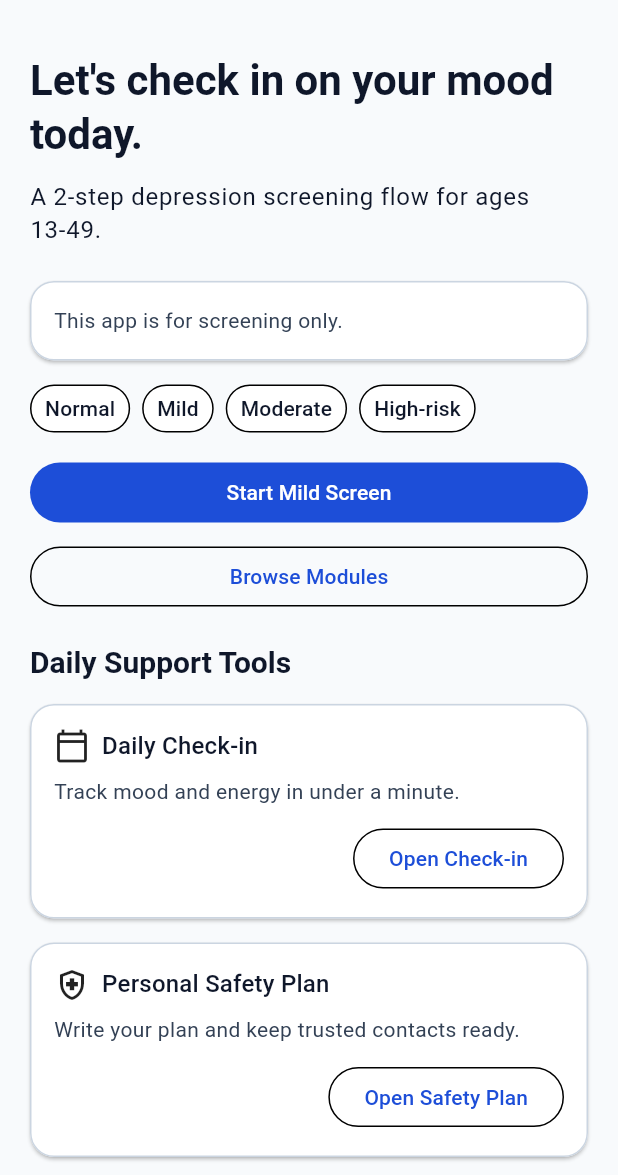
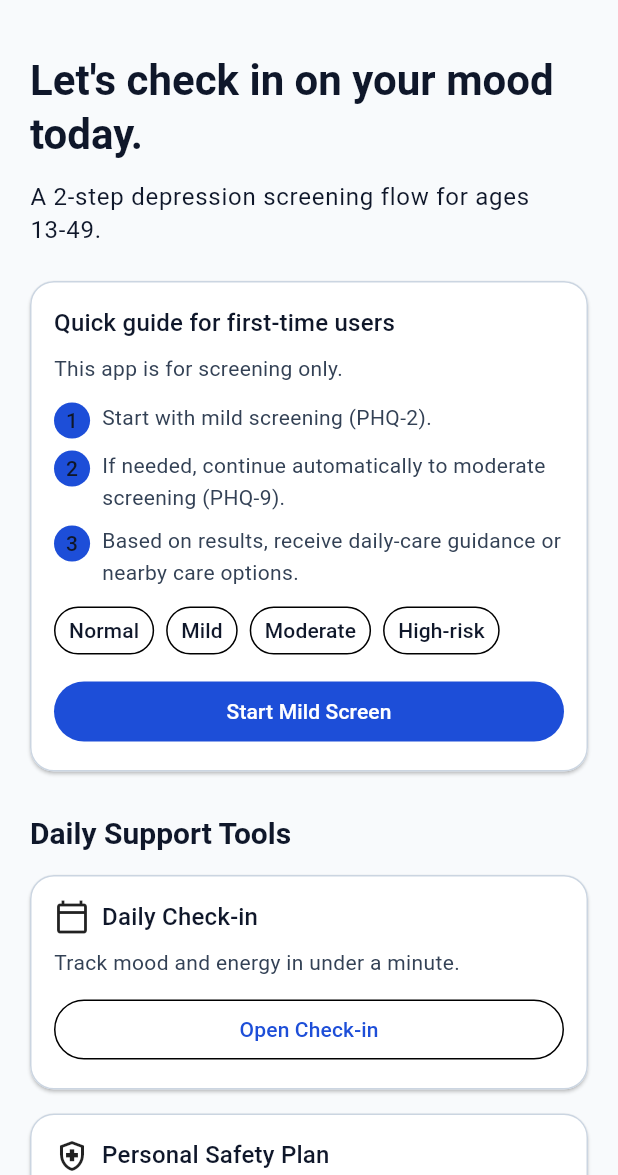
Before and after one commit to Forevernewvie/depressionCheck, a Flutter app: the screen it shows after launch, after a tap on "Next", after a tap on "Skip", on a phone screen of 412 x 824 dp, the part 61-1236 px from its top. Run offline on Flutter 3.47's test engine with Material 3 defaults, Android fonts, the phone set to English and light mode, and no system bars; our stand-ins replace flutter_map, flutter_riverpod, geolocator, go_router, google_mobile_ads, isar and 1 more; accounts and stored records are empty; generated files the repository leaves out were written again; network calls fail.

Commit message:
feat(monetization): integrate AdMob with safety-aware placements

```diff
--- /dev/null
+++ b/lib/core/config/ad_config.dart
@@ -0,0 +1,41 @@
+/// Purpose: Define AdMob placement identifiers used across presentation and
+/// infrastructure layers.
+enum AdPlacement { homeBottomBanner, modulesBottomBanner }
+
+/// Purpose: Hold typed ad-related configuration values and placement policy.
+class AdConfig {
+  AdConfig._();
+
+  /// Purpose: Enable or disable ad rendering globally through build-time env.
+  static const bool adsEnabled = bool.fromEnvironment(
+    'ADS_ENABLED',
+    defaultValue: true,
+  );
+
+  /// Purpose: Control whether home bottom placement is active.
+  static const bool homeBannerEnabled = bool.fromEnvironment(
+    'ADS_HOME_BANNER_ENABLED',
+    defaultValue: true,
+  );
+
+  /// Purpose: Control whether modules bottom placement is active.
+  static const bool modulesBannerEnabled = bool.fromEnvironment(
+    'ADS_MODULES_BANNER_ENABLED',
+    defaultValue: true,
+  );
+
+  /// Purpose: Google-provided test banner ad unit ID for safe debug usage.
+  static const String debugTestBannerAdUnitId =
+      'ca-app-pub-3940256099942544/6300978111';
+
+  /// Purpose: Resolve whether a placement is policy-approved for rendering.
+  static bool isPlacementEnabled(AdPlacement placement) {
+    if (!adsEnabled) {
+      return false;
+    }
+    return switch (placement) {
+      AdPlacement.homeBottomBanner => homeBannerEnabled,
+      AdPlacement.modulesBottomBanner => modulesBannerEnabled,
+    };
+  }
+}
--- a/lib/features/home/presentation/home_screen.dart
+++ b/lib/features/home/presentation/home_screen.dart
@@ -1,14 +1,19 @@
 import 'package:flutter/material.dart';
+import 'package:flutter_riverpod/flutter_riverpod.dart';
 import 'package:go_router/go_router.dart';
+import 'package:vibemental_app/core/ads/ad_providers.dart';
+import 'package:vibemental_app/core/config/ad_config.dart';
 import 'package:vibemental_app/core/config/app_routes.dart';
 import 'package:vibemental_app/l10n/app_localizations.dart';
 
-class HomeScreen extends StatelessWidget {
+class HomeScreen extends ConsumerWidget {
   const HomeScreen({super.key});
 
   @override
-  Widget build(BuildContext context) {
+  /// Purpose: Render first-entry home with primary screening and support tools.
+  Widget build(BuildContext context, WidgetRef ref) {
     final l10n = AppLocalizations.of(context)!;
+    final adService = ref.watch(adServiceProvider);
 
     return Scaffold(
       appBar: AppBar(
@@ -36,36 +41,7 @@ class HomeScreen extends StatelessWidget {
           const SizedBox(height: 12),
           Text(l10n.homeSubtitle, style: Theme.of(context).textTheme.bodyLarge),
           const SizedBox(height: 16),
-          Card(
-            child: Padding(
-              padding: const EdgeInsets.all(16),
-              child: Text(
-                l10n.notDiagnosis,
-                style: Theme.of(context).textTheme.bodyMedium,
-              ),
-            ),
-          ),
-          const SizedBox(height: 8),
-          Wrap(
-            spacing: 8,
-            runSpacing: 8,
-            children: [
-              _levelChip(context, l10n.levelNormal),
-              _levelChip(context, l10n.levelMild),
-              _levelChip(context, l10n.levelModerate),
-              _levelChip(context, l10n.levelHighRisk),
-            ],
-          ),
-          const SizedBox(height: 16),
-          FilledButton(
-            onPressed: () => context.go(AppRoutes.phq2),
-            child: Text(l10n.homeStart),
-          ),
-          const SizedBox(height: 8),
-          OutlinedButton(
-            onPressed: () => context.push(AppRoutes.modules),
-            child: Text(l10n.homeBrowseModules),
-          ),
+          _primaryFlowCard(context, l10n),
           const SizedBox(height: 20),
           Text(
             l10n.homeWellnessToolsTitle,
@@ -93,6 +69,8 @@ class HomeScreen extends StatelessWidget {
             l10n.homeSafetyNote,
             style: Theme.of(context).textTheme.bodyMedium,
           ),
+          const SizedBox(height: 12),
+          adService.buildBanner(placement: AdPlacement.homeBottomBanner),
         ],
       ),
     );
@@ -143,8 +121,8 @@ class HomeScreen extends StatelessWidget {
             const SizedBox(height: 8),
             Text(subtitle),
             const SizedBox(height: 10),
-            Align(
-              alignment: Alignment.centerRight,
+            SizedBox(
+              width: double.infinity,
               child: OutlinedButton(onPressed: onTap, child: Text(buttonLabel)),
             ),
           ],
@@ -152,4 +130,77 @@ class HomeScreen extends StatelessWidget {
       ),
     );
   }
+
+  /// Purpose: Highlight the first recommended user journey in one actionable
+  /// card so users unfamiliar with features can start without confusion.
+  Widget _primaryFlowCard(BuildContext context, AppLocalizations l10n) {
+    return Card(
+      child: Padding(
+        padding: const EdgeInsets.all(16),
+        child: Column(
+          crossAxisAlignment: CrossAxisAlignment.start,
+          children: [
+            Text(
+              l10n.homeHowItWorksTitle,
+              style: Theme.of(context).textTheme.titleMedium,
+            ),
+            const SizedBox(height: 8),
+            Text(
+              l10n.notDiagnosis,
+              style: Theme.of(context).textTheme.bodyMedium,
+            ),
+            const SizedBox(height: 12),
+            _guideStep(context, 1, l10n.homeHowItWorksStep1),
+            const SizedBox(height: 8),
+            _guideStep(context, 2, l10n.homeHowItWorksStep2),
+            const SizedBox(height: 8),
+            _guideStep(context, 3, l10n.homeHowItWorksStep3),
+            const SizedBox(height: 12),
+            Wrap(
+              spacing: 8,
+              runSpacing: 8,
+              children: [
+                _levelChip(context, l10n.levelNormal),
+                _levelChip(context, l10n.levelMild),
+                _levelChip(context, l10n.levelModerate),
+                _levelChip(context, l10n.levelHighRisk),
+              ],
+            ),
+            const SizedBox(height: 14),
+            SizedBox(
+              width: double.infinity,
+              child: FilledButton(
+                onPressed: () => context.go(AppRoutes.phq2),
+                child: Text(l10n.homeStart),
+              ),
+            ),
+          ],
+        ),
+      ),
+    );
+  }
+
+  /// Purpose: Render one concise numbered guidance step on home.
+  Widget _guideStep(BuildContext context, int index, String text) {
+    return Row(
+      crossAxisAlignment: CrossAxisAlignment.start,
+      children: [
+        DecoratedBox(
+          decoration: BoxDecoration(
+            color: Theme.of(context).colorScheme.primaryContainer,
+            borderRadius: BorderRadius.circular(999),
+          ),
+          child: Padding(
+            padding: const EdgeInsets.symmetric(horizontal: 8, vertical: 2),
+            child: Text(
+              '$index',
+              style: Theme.of(context).textTheme.labelLarge,
+            ),
+          ),
+        ),
+        const SizedBox(width: 8),
+        Expanded(child: Text(text)),
+      ],
+    );
+  }
 }
--- a/lib/features/map/presentation/map_screen.dart
+++ b/lib/features/map/presentation/map_screen.dart
@@ -32,7 +32,7 @@ class _MapScreenState extends ConsumerState<MapScreen> {
       if (!mounted) {
         return;
       }
-      _loadNearby(showLoadingIndicator: false);
+      _loadNearby();
     });
   }
 
--- a/lib/features/onboarding/presentation/onboarding_screen.dart
+++ b/lib/features/onboarding/presentation/onboarding_screen.dart
@@ -23,7 +23,7 @@ class _OnboardingScreenState extends ConsumerState<OnboardingScreen> {
   }
 
   @override
-  /// Purpose: Render multi-step onboarding with overflow-safe page content.
+  /// Purpose: Render localized onboarding pages with responsive-safe layout.
   Widget build(BuildContext context) {
     final l10n = AppLocalizations.of(context)!;
     final pages = [
@@ -35,7 +35,7 @@ class _OnboardingScreenState extends ConsumerState<OnboardingScreen> {
     return Scaffold(
       appBar: AppBar(
         title: Text(
-          '${l10n.onboardingLabel} ${_index + 1}/3',
+          '${l10n.onboardingLabel} ${_index + 1}/${pages.length}',
           maxLines: 1,
           overflow: TextOverflow.ellipsis,
         ),
@@ -53,29 +53,7 @@ class _OnboardingScreenState extends ConsumerState<OnboardingScreen> {
                 onPageChanged: (next) => setState(() => _index = next),
                 itemCount: pages.length,
                 itemBuilder: (context, i) {
-                  final data = pages[i];
-                  return Card(
-                    child: Padding(
-                      padding: const EdgeInsets.all(20),
-                      child: SingleChildScrollView(
-                        child: Column(
-                          crossAxisAlignment: CrossAxisAlignment.start,
-                          mainAxisAlignment: MainAxisAlignment.center,
-                          children: [
-                            Text(
-                              data.title,
-                              style: Theme.of(context).textTheme.headlineSmall,
-                            ),
-                            const SizedBox(height: 14),
-                            Text(
-                              data.body,
-                              style: Theme.of(context).textTheme.bodyLarge,
-                            ),
-                          ],
-                        ),
-                      ),
-                    ),
-                  );
+                  return _buildOnboardingCard(context, pages[i]);
                 },
               ),
             ),
@@ -125,6 +103,39 @@ class _OnboardingScreenState extends ConsumerState<OnboardingScreen> {
     );
   }
 
+  /// Purpose: Build one onboarding page card that avoids text overflow on small screens.
+  Widget _buildOnboardingCard(BuildContext context, _OnboardingData data) {
+    return Card(
+      child: LayoutBuilder(
+        builder: (context, constraints) {
+          return SingleChildScrollView(
+            child: ConstrainedBox(
+              constraints: BoxConstraints(minHeight: constraints.maxHeight),
+              child: Padding(
+                padding: const EdgeInsets.all(20),
+                child: Column(
+                  crossAxisAlignment: CrossAxisAlignment.start,
+                  mainAxisAlignment: MainAxisAlignment.center,
+                  children: [
+                    Text(
+                      data.title,
+                      style: Theme.of(context).textTheme.headlineSmall,
+                    ),
+                    const SizedBox(height: 14),
+                    Text(
+                      data.body,
+                      style: Theme.of(context).textTheme.bodyLarge,
+                    ),
+                  ],
+                ),
+              ),
+            ),
+          );
+        },
+      ),
+    );
+  }
+
   /// Purpose: Persist onboarding completion and route to the home flow.
   Future<void> _finish() async {
     await ref.read(onboardingControllerProvider.notifier).markCompleted();
--- a/lib/features/safety/presentation/safety_plan_screen.dart
+++ b/lib/features/safety/presentation/safety_plan_screen.dart
@@ -396,6 +396,8 @@ class _ContactCard extends StatelessWidget {
                 Expanded(
                   child: Text(
                     '${contact.name} (${contact.relation})',
+                    maxLines: 2,
+                    overflow: TextOverflow.ellipsis,
                     style: Theme.of(context).textTheme.titleMedium,
                   ),
                 ),
--- /dev/null
+++ b/lib/infrastructure/ads/google_mobile_ads_service.dart
@@ -0,0 +1,143 @@
+import 'package:flutter/foundation.dart';
+import 'package:flutter/material.dart';
+import 'package:google_mobile_ads/google_mobile_ads.dart';
+import 'package:vibemental_app/core/ads/ad_service.dart';
+import 'package:vibemental_app/core/config/ad_config.dart';
+import 'package:vibemental_app/core/config/app_env.dart';
+import 'package:vibemental_app/core/logging/app_logger.dart';
+
+/// Purpose: Implement AdService using Google Mobile Ads SDK with defensive
+/// loading behavior and safe fallbacks.
+class GoogleMobileAdsService implements AdService {
+  GoogleMobileAdsService(this._logger);
+
+  final AppLogger _logger;
+  bool _initialized = false;
+
+  @override
+  Future<void> initialize() async {
+    if (_initialized || !AdConfig.adsEnabled) {
+      return;
+    }
+
+    try {
+      await MobileAds.instance.initialize();
+      _initialized = true;
+      _logger.info('Mobile Ads SDK initialized.');
+    } catch (error, stackTrace) {
+      _logger.error(
+        'Mobile Ads SDK initialization failed.',
+        error: error,
+        stackTrace: stackTrace,
+      );
+    }
+  }
+
+  @override
+  bool canShowBanner(AdPlacement placement) {
+    return AdConfig.isPlacementEnabled(placement);
+  }
+
+  @override
+  Widget buildBanner({required AdPlacement placement}) {
+    if (!canShowBanner(placement)) {
+      return const SizedBox.shrink();
+    }
+
+    return _BannerAdSlot(
+      adUnitId: _bannerAdUnitId,
+      logger: _logger,
+      placement: placement,
+    );
+  }
+
+  /// Purpose: Resolve test-vs-release banner unit to avoid policy violations.
+  String get _bannerAdUnitId {
+    if (!kReleaseMode) {
+      return AdConfig.debugTestBannerAdUnitId;
+    }
+    return AppEnv.adMobBannerAdUnitId;
+  }
+}
+
+class _BannerAdSlot extends StatefulWidget {
+  const _BannerAdSlot({
+    required this.adUnitId,
+    required this.logger,
+    required this.placement,
+  });
+
+  final String adUnitId;
+  final AppLogger logger;
+  final AdPlacement placement;
+
+  @override
+  State<_BannerAdSlot> createState() => _BannerAdSlotState();
+}
+
+class _BannerAdSlotState extends State<_BannerAdSlot> {
+  BannerAd? _bannerAd;
+  bool _isLoaded = false;
+
+  @override
+  void initState() {
+    super.initState();
+    _loadBanner();
+  }
+
+  @override
+  void dispose() {
+    _bannerAd?.dispose();
+    super.dispose();
+  }
+
+  /// Purpose: Load a banner ad and keep failures non-blocking for UI flow.
+  void _loadBanner() {
+    final bannerAd = BannerAd(
+      adUnitId: widget.adUnitId,
+      request: const AdRequest(),
+      size: AdSize.banner,
+      listener: BannerAdListener(
+        onAdLoaded: (ad) {
+          if (!mounted) {
+            ad.dispose();
+            return;
+          }
+          setState(() {
+            _bannerAd = ad as BannerAd;
+            _isLoaded = true;
+          });
+        },
+        onAdFailedToLoad: (ad, error) {
+          ad.dispose();
+          widget.logger.warn(
+            'Banner ad failed to load.',
+            context: {
+              'placement': widget.placement.name,
+              'errorCode': error.code,
+              'errorDomain': error.domain,
+            },
+          );
+        },
+      ),
+    );
+
+    bannerAd.load();
+  }
+
+  @override
+  /// Purpose: Render a loaded banner only; otherwise keep layout unobstructed.
+  Widget build(BuildContext context) {
+    if (!_isLoaded || _bannerAd == null) {
+      return const SizedBox.shrink();
+    }
+
+    return Center(
+      child: SizedBox(
+        width: _bannerAd!.size.width.toDouble(),
+        height: _bannerAd!.size.height.toDouble(),
+        child: AdWidget(ad: _bannerAd!),
+      ),
+    );
+  }
+}
--- a/lib/l10n/app_en.arb
+++ b/lib/l10n/app_en.arb
@@ -6,6 +6,10 @@
   "homeSubtitle": "A 2-step depression screening flow for ages 13-49.",
   "homeStart": "Start Mild Screen",
   "homeSafetyNote": "If safety risk is detected, emergency guidance appears immediately.",
+  "homeHowItWorksTitle": "Quick guide for first-time users",
+  "homeHowItWorksStep1": "Start with mild screening (PHQ-2).",
+  "homeHowItWorksStep2": "If needed, continue automatically to moderate screening (PHQ-9).",
+  "homeHowItWorksStep3": "Based on results, receive daily-care guidance or nearby care options.",
   "homeWellnessToolsTitle": "Daily Support Tools",
   "homeDailyCheckInTitle": "Daily Check-in",
   "homeDailyCheckInSubtitle": "Track mood and energy in under a minute.",
@@ -31,9 +35,17 @@
   "levelModerate": "Moderate",
   "levelHighRisk": "High-risk",
   "phq2Title": "PHQ-2 Mild Screen",
+  "phq2FlowTitle": "Stage 1 quick screening",
+  "phq2FlowStepLabel": "Step 1 of 2",
+  "phq2FlowEstimate": "~1 min",
+  "phq2FlowDescription": "Based on your responses, you'll either see results now or continue to stage 2.",
   "phq2Question1": "Over the last 2 weeks, how often have you felt down, depressed, or hopeless?",
   "phq2Question2": "Over the last 2 weeks, how often have you had little interest or pleasure in doing things?",
   "phq9Title": "PHQ-9 / PHQ-A Moderate Screen",
+  "phq9FlowTitle": "Stage 2 detailed screening",
+  "phq9FlowStepLabel": "Step 2 of 2",
+  "phq9FlowEstimate": "~2-3 min",
+  "phq9FlowDescription": "This stage is recommended from stage 1 responses. Answer all 9 items for tailored guidance.",
   "phq9Intro": "Answer all 9 items. If risk is high, we will show urgent support and nearby clinics.",
   "phq9Question1": "Little interest or pleasure in doing things",
   "phq9Question2": "Feeling down, depressed, or hopeless",
@@ -112,7 +124,7 @@
   "emergencyBody": "If you may harm yourself, call emergency services or go to the nearest ER now.",
   "mapTitle": "Nearby Mental Health Care",
   "mapSubtitle": "High-risk results should connect to real care quickly.",
-  "mapNoLocation": "MVP note: live map integration can be added later. This screen currently shows nearby provider cards.",
+  "mapNoLocation": "Allow location to prioritize nearby clinics. Without permission, a fallback list is shown.",
   "mapUseMyLocation": "Use My Location",
   "mapLocating": "Checking location and searching nearby clinics...",
   "mapRealtimeLoaded": "Real-time nearby clinics loaded.",
--- a/lib/l10n/app_localizations.dart
+++ b/lib/l10n/app_localizations.dart
@@ -133,6 +133,30 @@ abstract class AppLocalizations {
   /// In en, this message translates to:
   /// **'If safety risk is detected, emergency guidance appears immediately.'**
   String get homeSafetyNote;
+
+  /// No description provided for @homeHowItWorksTitle.
+  ///
+  /// In en, this message translates to:
+  /// **'Quick guide for first-time users'**
+  String get homeHowItWorksTitle;
+
+  /// No description provided for @homeHowItWorksStep1.
+  ///
+  /// In en, this message translates to:
+  /// **'Start with mild screening (PHQ-2).'**
+  String get homeHowItWorksStep1;
+
+  /// No description provided for @homeHowItWorksStep2.
+  ///
+  /// In en, this message translates to:
+  /// **'If needed, continue automatically to moderate screening (PHQ-9).'**
+  String get homeHowItWorksStep2;
+
+  /// No description provided for @homeHowItWorksStep3.
+  ///
+  /// In en, this message translates to:
+  /// **'Based on results, receive daily-care guidance or nearby care options.'**
+  String get homeHowItWorksStep3;
 
   /// No description provided for @homeWellnessToolsTitle.
   ///
@@ -284,6 +308,30 @@ abstract class AppLocalizations {
   /// **'PHQ-2 Mild Screen'**
   String get phq2Title;
 
+  /// No description provided for @phq2FlowTitle.
+  ///
+  /// In en, this message translates to:
+  /// **'Stage 1 quick screening'**
+  String get phq2FlowTitle;
+
+  /// No description provided for @phq2FlowStepLabel.
+  ///
+  /// In en, this message translates to:
+  /// **'Step 1 of 2'**
+  String get phq2FlowStepLabel;
+
+  /// No description provided for @phq2FlowEstimate.
+  ///
+  /// In en, this message translates to:
+  /// **'~1 min'**
+  String get phq2FlowEstimate;
+
+  /// No description provided for @phq2FlowDescription.
+  ///
+  /// In en, this message translates to:
+  /// **'Based on your responses, you\'ll either see results now or continue to stage 2.'**
+  String get phq2FlowDescription;
+
   /// No description provided for @phq2Question1.
   ///
   /// In en, this message translates to:
@@ -301,6 +349,30 @@ abstract class AppLocalizations {
   /// In en, this message translates to:
   /// **'PHQ-9 / PHQ-A Moderate Screen'**
   String get phq9Title;
+
+  /// No description provided for @phq9FlowTitle.
+  ///
+  /// In en, this message translates to:
+  /// **'Stage 2 detailed screening'**
+  String get phq9FlowTitle;
+
+  /// No description provided for @phq9FlowStepLabel.
+  ///
+  /// In en, this message translates to:
+  /// **'Step 2 of 2'**
+  String get phq9FlowStepLabel;
+
+  /// No description provided for @phq9FlowEstimate.
+  ///
+  /// In en, this message translates to:
+  /// **'~2-3 min'**
+  String get phq9FlowEstimate;
+
+  /// No description provided for @phq9FlowDescription.
+  ///
+  /// In en, this message translates to:
+  /// **'This stage is recommended from stage 1 responses. Answer all 9 items for tailored guidance.'**
+  String get phq9FlowDescription;
 
   /// No description provided for @phq9Intro.
   ///
@@ -737,7 +809,7 @@ abstract class AppLocalizations {
   /// No description provided for @mapNoLocation.
   ///
   /// In en, this message translates to:
-  /// **'MVP note: live map integration can be added later. This screen currently shows nearby provider cards.'**
+  /// **'Allow location to prioritize nearby clinics. Without permission, a fallback list is shown.'**
   String get mapNoLocation;
 
   /// No description provided for @mapUseMyLocation.
--- a/lib/l10n/app_localizations_en.dart
+++ b/lib/l10n/app_localizations_en.dart
@@ -27,6 +27,20 @@ class AppLocalizationsEn extends AppLocalizations {
   @override
   String get homeSafetyNote =>
       'If safety risk is detected, emergency guidance appears immediately.';
+
+  @override
+  String get homeHowItWorksTitle => 'Quick guide for first-time users';
+
+  @override
+  String get homeHowItWorksStep1 => 'Start with mild screening (PHQ-2).';
+
+  @override
+  String get homeHowItWorksStep2 =>
+      'If needed, continue automatically to moderate screening (PHQ-9).';
+
+  @override
+  String get homeHowItWorksStep3 =>
+      'Based on results, receive daily-care guidance or nearby care options.';
 
   @override
   String get homeWellnessToolsTitle => 'Daily Support Tools';
@@ -109,6 +123,19 @@ class AppLocalizationsEn extends AppLocalizations {
   String get phq2Title => 'PHQ-2 Mild Screen';
 
   @override
+  String get phq2FlowTitle => 'Stage 1 quick screening';
+
+  @override
+  String get phq2FlowStepLabel => 'Step 1 of 2';
+
+  @override
+  String get phq2FlowEstimate => '~1 min';
+
+  @override
+  String get phq2FlowDescription =>
+      'Based on your responses, you\'ll either see results now or continue to stage 2.';
+
+  @override
   String get phq2Question1 =>
       'Over the last 2 weeks, how often have you felt down, depressed, or hopeless?';
 
@@ -118,6 +145,19 @@ class AppLocalizationsEn extends AppLocalizations {
 
   @override
   String get phq9Title => 'PHQ-9 / PHQ-A Moderate Screen';
+
+  @override
+  String get phq9FlowTitle => 'Stage 2 detailed screening';
+
+  @override
+  String get phq9FlowStepLabel => 'Step 2 of 2';
+
+  @override
+  String get phq9FlowEstimate => '~2-3 min';
+
+  @override
+  String get phq9FlowDescription =>
+      'This stage is recommended from stage 1 responses. Answer all 9 items for tailored guidance.';
 
   @override
   String get phq9Intro =>
@@ -354,7 +394,7 @@ class AppLocalizationsEn extends AppLocalizations {
 
   @override
   String get mapNoLocation =>
-      'MVP note: live map integration can be added later. This screen currently shows nearby provider cards.';
+      'Allow location to prioritize nearby clinics. Without permission, a fallback list is shown.';
 
   @override
   String get mapUseMyLocation => 'Use My Location';
--- a/lib/main.dart
+++ b/lib/main.dart
@@ -6,6 +6,7 @@ import 'package:flutter_riverpod/flutter_riverpod.dart';
 import 'package:isar/isar.dart';
 import 'package:path_provider/path_provider.dart';
 import 'package:vibemental_app/app/app.dart';
+import 'package:vibemental_app/core/ads/ad_providers.dart';
 import 'package:vibemental_app/core/logging/app_logger.dart';
 import 'package:vibemental_app/core/logging/logging_providers.dart';
 import 'package:vibemental_app/core/settings/data/app_preference.dart';
@@ -13,14 +14,18 @@ import 'package:vibemental_app/core/settings/data/app_preferences_repository.dar
 import 'package:vibemental_app/features/checkin/data/daily_checkin_record.dart';
 import 'package:vibemental_app/features/safety/data/safety_plan_record.dart';
 import 'package:vibemental_app/features/safety/data/trusted_contact_record.dart';
+import 'package:vibemental_app/infrastructure/ads/google_mobile_ads_service.dart';
 
 /// Purpose: Initialize platform services, database, global error handlers,
 /// and dependency overrides before bootstrapping the Flutter app.
 Future<void> main() async {
+  final logger = const DebugPrintAppLogger();
+  await runZonedGuarded<Future<void>>(
+    () async {
       WidgetsFlutterBinding.ensureInitialized();
-
-  final logger = const DebugPrintAppLogger();
       _configureGlobalErrorHandling(logger);
+      final adService = GoogleMobileAdsService(logger);
+      await adService.initialize();
 
       final dir = await getApplicationDocumentsDirectory();
       final isar = await Isar.open(
@@ -34,13 +39,12 @@ Future<void> main() async {
         inspector: kDebugMode,
       );
 
-  runZonedGuarded(
-    () {
       runApp(
         ProviderScope(
           overrides: [
             isarProvider.overrideWithValue(isar),
             appLoggerProvider.overrideWithValue(logger),
+            adServiceProvider.overrideWithValue(adService),
           ],
           child: const MindCheckApp(),
         ),
--- a/pubspec.yaml
+++ b/pubspec.yaml
@@ -41,6 +41,7 @@ dependencies:
   geolocator: ^14.0.2
   flutter_map: ^8.2.2
   latlong2: ^0.9.1
+  google_mobile_ads: ^6.0.0
   path_provider: ^2.1.5
   cupertino_icons: ^1.0.8
   isar: ^3.1.0+1
```
Also changed, not shown: lib/core/ads/ad_providers.dart (added, +9 -0 lines), lib/core/ads/ad_service.dart (added, +15 -0 lines), lib/core/config/app_env.dart (+13 -0 lines), lib/features/instruments/presentation/modules_screen.dart (+9 -2 lines), lib/l10n/app_ko.arb (+13 -1 lines), lib/l10n/app_localizations_ko.dart (+38 -1 lines), pubspec.lock, 6 other files. Lines whose indentation alone changed are shown as unchanged.
